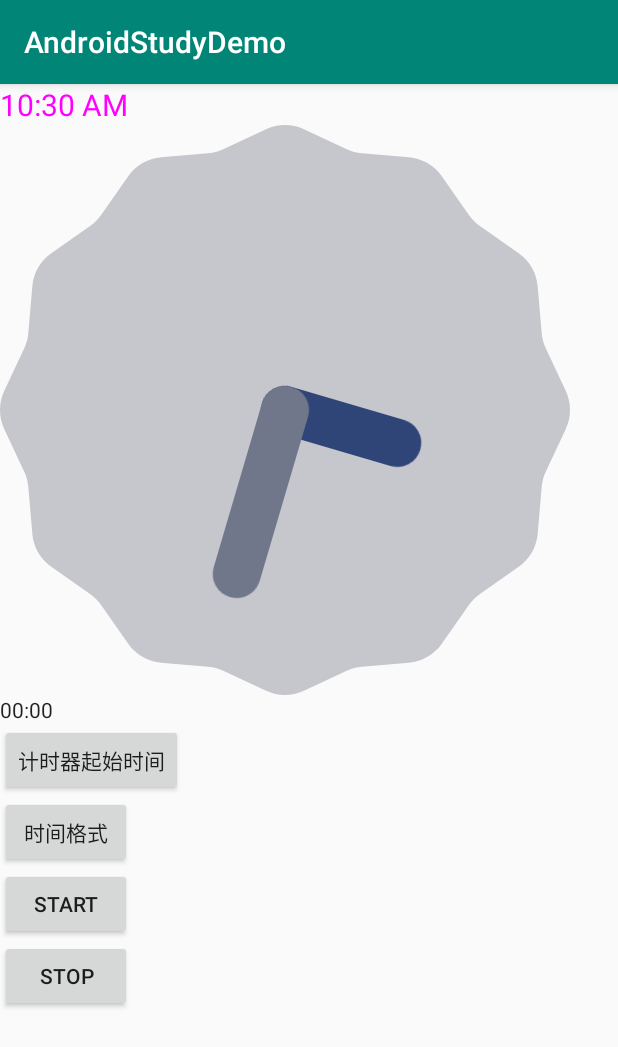
After one commit to LuckyCode1992/android_study_demo, an Android app: the Demo4Activity screen opened directly, with no data from a screen before it, on a phone screen of 412 x 824 dp. The commit adds this screen. Shown: the top 1047 px of the screen. Run offline under Robolectric (Android 15) with nearby library versions, the phone set to English and light mode, and no system bars.

Commit message:
时钟相关

```diff
--- a/app/src/main/AndroidManifest.xml
+++ b/app/src/main/AndroidManifest.xml
@@ -9,6 +9,8 @@
             android:roundIcon="@mipmap/ic_launcher_round"
             android:supportsRtl="true"
             android:theme="@style/AppTheme">
+        <activity android:name=".时钟相关view.Demo4Activity">
+        </activity>
         <activity android:name=".textview相关.Demo3Activity">
         </activity>
         <activity android:name=".霓虹灯效果.Demo2Activity">
--- a/app/src/main/java/com/justcode/hxl/androidstudydemo/MainActivity.kt
+++ b/app/src/main/java/com/justcode/hxl/androidstudydemo/MainActivity.kt
@@ -4,6 +4,7 @@ import android.content.Intent
 import android.support.v7.app.AppCompatActivity
 import android.os.Bundle
 import com.justcode.hxl.androidstudydemo.textview相关.Demo3Activity
+import com.justcode.hxl.androidstudydemo.时钟相关view.Demo4Activity
 import com.justcode.hxl.androidstudydemo.跟随手指的小球.Demo1Activity
 import com.justcode.hxl.androidstudydemo.霓虹灯效果.Demo2Activity
 import kotlinx.android.synthetic.main.activity_main.*
@@ -23,6 +24,9 @@ class MainActivity : AppCompatActivity() {
         btn_demo3.setOnClickListener {
             skip(Demo3Activity::class.java)
         }
+        btn_demo4.setOnClickListener {
+            skip(Demo4Activity::class.java)
+        }
     }
 
     fun skip(cls: Class<*>) {
--- /dev/null
+++ b/app/src/main/java/com/justcode/hxl/androidstudydemo/时钟相关view/Demo4Activity.kt
@@ -0,0 +1,29 @@
+package com.justcode.hxl.androidstudydemo.时钟相关view
+
+import android.support.v7.app.AppCompatActivity
+import android.os.Bundle
+import android.util.Log
+import com.justcode.hxl.androidstudydemo.R
+import kotlinx.android.synthetic.main.activity_demo4.*
+
+class Demo4Activity : AppCompatActivity() {
+
+    override fun onCreate(savedInstanceState: Bundle?) {
+        super.onCreate(savedInstanceState)
+        setContentView(R.layout.activity_demo4)
+
+        setbase.setOnClickListener {
+            chronometer.base = 1000
+        }
+
+        start.setOnClickListener {
+            chronometer.start()
+        }
+        stop.setOnClickListener {
+            chronometer.stop()
+        }
+        chronometer.setOnChronometerTickListener {
+            Log.d("Demo4Activity","回调了")
+        }
+    }
+}
--- /dev/null
+++ b/app/src/main/res/layout/activity_demo4.xml
@@ -0,0 +1,40 @@
+<?xml version="1.0" encoding="utf-8"?>
+<LinearLayout
+        xmlns:android="http://schemas.android.com/apk/res/android"
+        xmlns:tools="http://schemas.android.com/tools"
+        xmlns:app="http://schemas.android.com/apk/res-auto"
+        android:layout_width="match_parent"
+        android:layout_height="match_parent"
+        android:orientation="vertical"
+        tools:context=".时钟相关view.Demo4Activity">
+
+    <TextClock
+            android:textSize="20dp"
+            android:textColor="#f0f"
+            android:format24Hour="yyyy年MM月dd日 HH:mm:ss"
+            android:layout_width="wrap_content" android:layout_height="wrap_content"/>
+    <AnalogClock
+            android:layout_width="wrap_content" android:layout_height="wrap_content"/>
+    <Chronometer
+            android:id="@+id/chronometer"
+            android:layout_width="wrap_content" android:layout_height="wrap_content"/>
+
+    <Button
+            android:id="@+id/setbase"
+            android:text="计时器起始时间"
+            android:layout_width="wrap_content" android:layout_height="wrap_content"/>
+    <Button
+            android:id="@+id/shijiangeshi"
+            android:text="时间格式"
+            android:layout_width="wrap_content" android:layout_height="wrap_content"/>
+    <Button
+            android:id="@+id/start"
+            android:text="start"
+            android:layout_width="wrap_content" android:layout_height="wrap_content"/>
+    <Button
+            android:id="@+id/stop"
+            android:text="stop"
+            android:layout_width="wrap_content" android:layout_height="wrap_content"/>
+
+
+</LinearLayout>
--- a/app/src/main/res/layout/activity_main.xml
+++ b/app/src/main/res/layout/activity_main.xml
@@ -20,5 +20,9 @@
             android:layout_height="wrap_content"
             android:id="@+id/btn_demo3"
             android:text="textview相关"/>
+    <Button android:layout_width="match_parent"
+            android:layout_height="wrap_content"
+            android:id="@+id/btn_demo4"
+            android:text="时钟相关"/>
 
 </LinearLayout>
```
